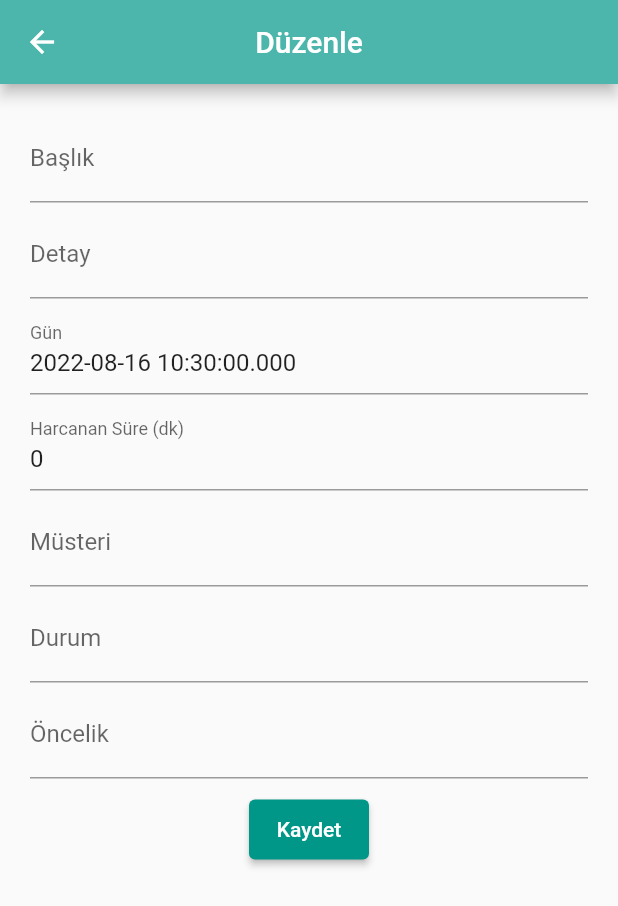
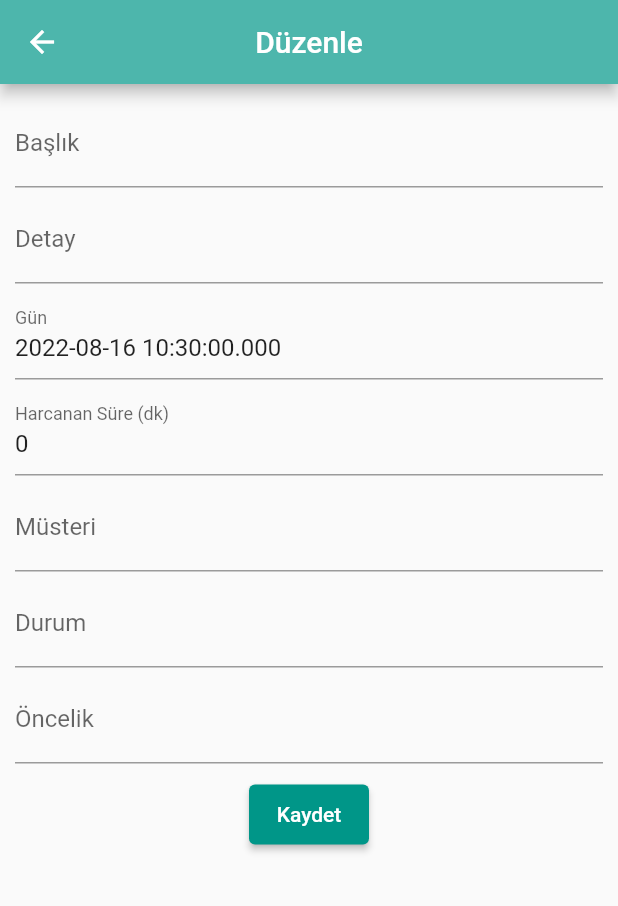
Before and after one commit to YuSaBi/job_list_project, a Flutter app: the jobEdit screen opened directly with empty values, on a phone screen of 412 x 824 dp. Shown: the top 906 px of the screen. Run offline on Flutter 3.47's test engine with Material 2 defaults, Android fonts, the phone set to English and light mode, and no system bars; our stand-ins replace shared_preferences; accounts and stored records are empty.

```diff
--- a/lib/views/jobEditView.dart
+++ b/lib/views/jobEditView.dart
@@ -1,5 +1,6 @@
 //import 'package:flutter/src/foundation/key.dart';
 //import 'package:flutter/src/widgets/framework.dart';
+import 'package:flutter/gestures.dart';
 import 'package:flutter/material.dart';
 import 'package:job_list_project/models/jobModel.dart';
 
@@ -24,9 +25,11 @@ class jobEdit extends StatelessWidget {
   /// BODY ///
   buildBody() {
     return Container(
-      margin: const EdgeInsets.all(20.0),
+      margin: const EdgeInsets.all(10.0),
       child: Form(
         //key: _formKey, Ihtiyac olmayacak gibi
+        child: SingleChildScrollView(
+          dragStartBehavior: DragStartBehavior.down,
           child: Column(
             children: [
               buildBaslikField(),
@@ -45,6 +48,7 @@ class jobEdit extends StatelessWidget {
               const SizedBox(height: 10.0,),
               buildSubmitButton()
             ],
+          ),
         )
       ),
     );
```
Also changed, not shown: lib/views/jobListview.dart (+33 -9 lines). Lines whose indentation alone changed are shown as unchanged.
